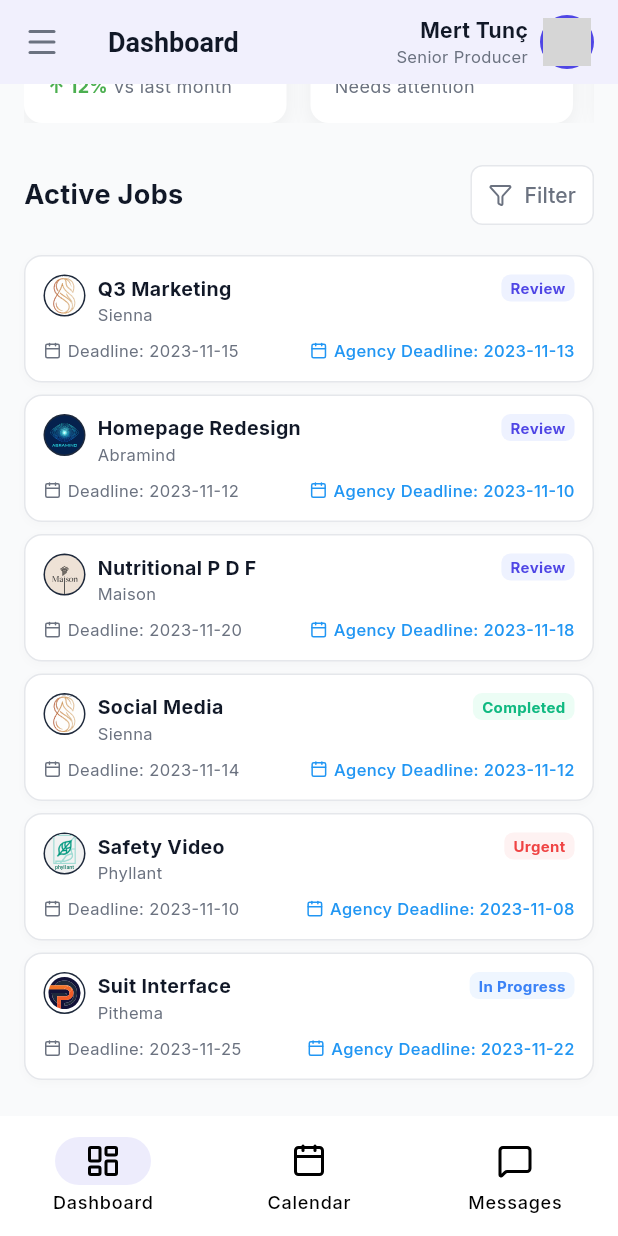
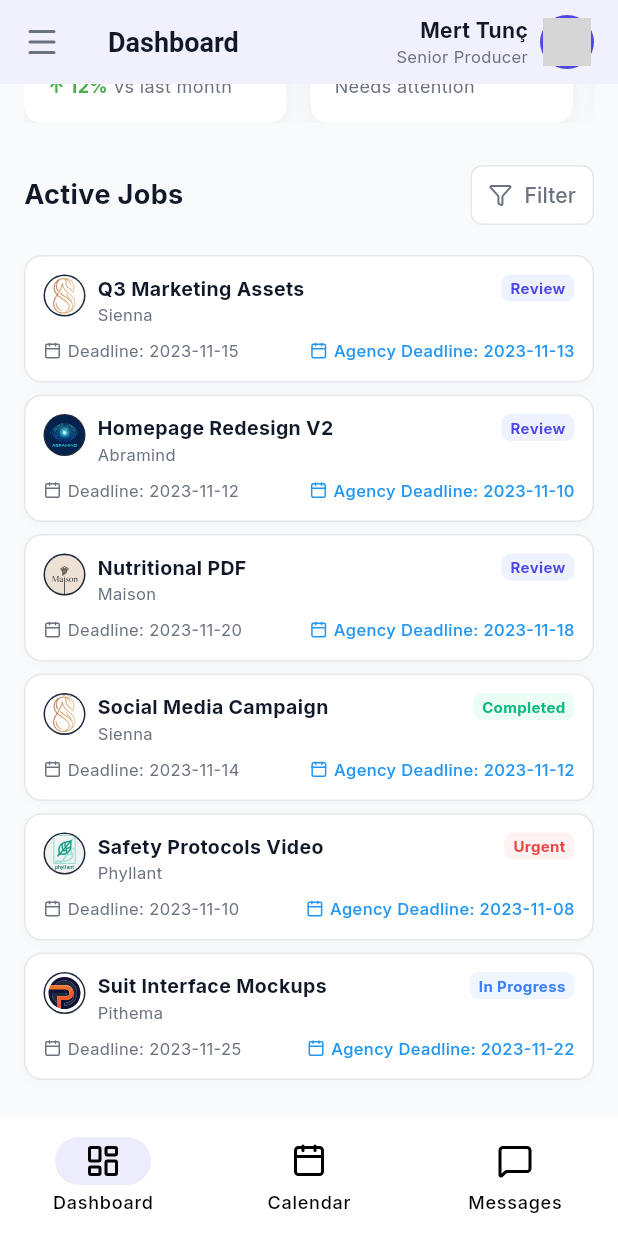
Before and after one commit to faithtnuc/workflow-management-mobileui, a Flutter app: the screen it shows after launch, scrolled down 106 dp, on a phone screen of 412 x 824 dp. Run offline on Flutter 3.47's test engine with Material 3 defaults, Android fonts, the phone set to English and light mode, and no system bars; our stand-ins replace flutter_svg, google_fonts, lucide_icons; project files that could hold a hidden picture were left out; grey boxes are pictures that could not be loaded.

Commit message:
job data tr lang

```diff
--- a/lib/l10n/app_en.arb
+++ b/lib/l10n/app_en.arb
@@ -1,4 +1,5 @@
 {
+    "@@locale": "en",
     "dashboard": "Dashboard",
     "jobs": "Jobs",
     "timesheets": "Timesheets",
@@ -27,5 +28,12 @@
     "needsAttention": "Needs attention",
     "filter": "Filter",
     "deadline": "Deadline",
-    "agencyDeadline": "Agency Deadline"
+    "agencyDeadline": "Agency Deadline",
+    "jobQ3Marketing": "Q3 Marketing Assets",
+    "jobHomepageRedesign": "Homepage Redesign V2",
+    "jobNutritionalPDF": "Nutritional PDF",
+    "jobSocialMedia": "Social Media Campaign",
+    "jobSafetyVideo": "Safety Protocols Video",
+    "jobSuitInterface": "Suit Interface Mockups",
+    "jobMobileRefresh": "Mobile App Refresh"
 }
--- a/lib/l10n/app_localizations.dart
+++ b/lib/l10n/app_localizations.dart
@@ -271,6 +271,48 @@ abstract class AppLocalizations {
   /// In en, this message translates to:
   /// **'Agency Deadline'**
   String get agencyDeadline;
+
+  /// No description provided for @jobQ3Marketing.
+  ///
+  /// In en, this message translates to:
+  /// **'Q3 Marketing Assets'**
+  String get jobQ3Marketing;
+
+  /// No description provided for @jobHomepageRedesign.
+  ///
+  /// In en, this message translates to:
+  /// **'Homepage Redesign V2'**
+  String get jobHomepageRedesign;
+
+  /// No description provided for @jobNutritionalPDF.
+  ///
+  /// In en, this message translates to:
+  /// **'Nutritional PDF'**
+  String get jobNutritionalPDF;
+
+  /// No description provided for @jobSocialMedia.
+  ///
+  /// In en, this message translates to:
+  /// **'Social Media Campaign'**
+  String get jobSocialMedia;
+
+  /// No description provided for @jobSafetyVideo.
+  ///
+  /// In en, this message translates to:
+  /// **'Safety Protocols Video'**
+  String get jobSafetyVideo;
+
+  /// No description provided for @jobSuitInterface.
+  ///
+  /// In en, this message translates to:
+  /// **'Suit Interface Mockups'**
+  String get jobSuitInterface;
+
+  /// No description provided for @jobMobileRefresh.
+  ///
+  /// In en, this message translates to:
+  /// **'Mobile App Refresh'**
+  String get jobMobileRefresh;
 }
 
 class _AppLocalizationsDelegate
--- a/lib/l10n/app_localizations_en.dart
+++ b/lib/l10n/app_localizations_en.dart
@@ -94,4 +94,25 @@ class AppLocalizationsEn extends AppLocalizations {
 
   @override
   String get agencyDeadline => 'Agency Deadline';
+
+  @override
+  String get jobQ3Marketing => 'Q3 Marketing Assets';
+
+  @override
+  String get jobHomepageRedesign => 'Homepage Redesign V2';
+
+  @override
+  String get jobNutritionalPDF => 'Nutritional PDF';
+
+  @override
+  String get jobSocialMedia => 'Social Media Campaign';
+
+  @override
+  String get jobSafetyVideo => 'Safety Protocols Video';
+
+  @override
+  String get jobSuitInterface => 'Suit Interface Mockups';
+
+  @override
+  String get jobMobileRefresh => 'Mobile App Refresh';
 }
--- a/lib/widgets/job_card_widget.dart
+++ b/lib/widgets/job_card_widget.dart
@@ -61,6 +61,35 @@ class JobCardWidget extends StatelessWidget {
     }
   }
 
+  String _getLocalizedTitle(BuildContext context, String key) {
+    final l10n = AppLocalizations.of(context)!;
+    switch (key) {
+      case 'jobQ3Marketing':
+        return l10n.jobQ3Marketing;
+      case 'jobHomepageRedesign':
+        return l10n.jobHomepageRedesign;
+      case 'jobNutritionalPDF':
+        return l10n.jobNutritionalPDF;
+      case 'jobSocialMedia':
+        return l10n.jobSocialMedia;
+      case 'jobSafetyVideo':
+        return l10n.jobSafetyVideo;
+      case 'jobSuitInterface':
+        return l10n.jobSuitInterface;
+      case 'jobMobileRefresh':
+        return l10n.jobMobileRefresh;
+      default:
+        // Fallback to humanizing the camelCase key if no translation found
+        return key
+            .replaceAll('job', '')
+            .replaceAllMapped(
+              RegExp(r'([A-Z])'),
+              (match) => ' ${match.group(0)}',
+            )
+            .trim();
+    }
+  }
+
   @override
   Widget build(BuildContext context) {
     final statusColor = _getStatusColor(job.status);
@@ -115,13 +144,7 @@ class JobCardWidget extends StatelessWidget {
                     crossAxisAlignment: CrossAxisAlignment.start,
                     children: [
                       Text(
-                        job.titleKey
-                            .replaceAll('job', '')
-                            .replaceAllMapped(
-                              RegExp(r'([A-Z])'),
-                              (match) => ' ${match.group(0)}',
-                            )
-                            .trim(),
+                        _getLocalizedTitle(context, job.titleKey),
                         style: const TextStyle(
                           color: AppTheme.textMain,
                           fontWeight: FontWeight.bold,
```
Also changed, not shown: lib/l10n/app_localizations_tr.dart (+21 -0 lines), lib/l10n/app_tr.arb (+9 -1 lines), lib/screens/job_detail_screen.dart (+38 -8 lines).
